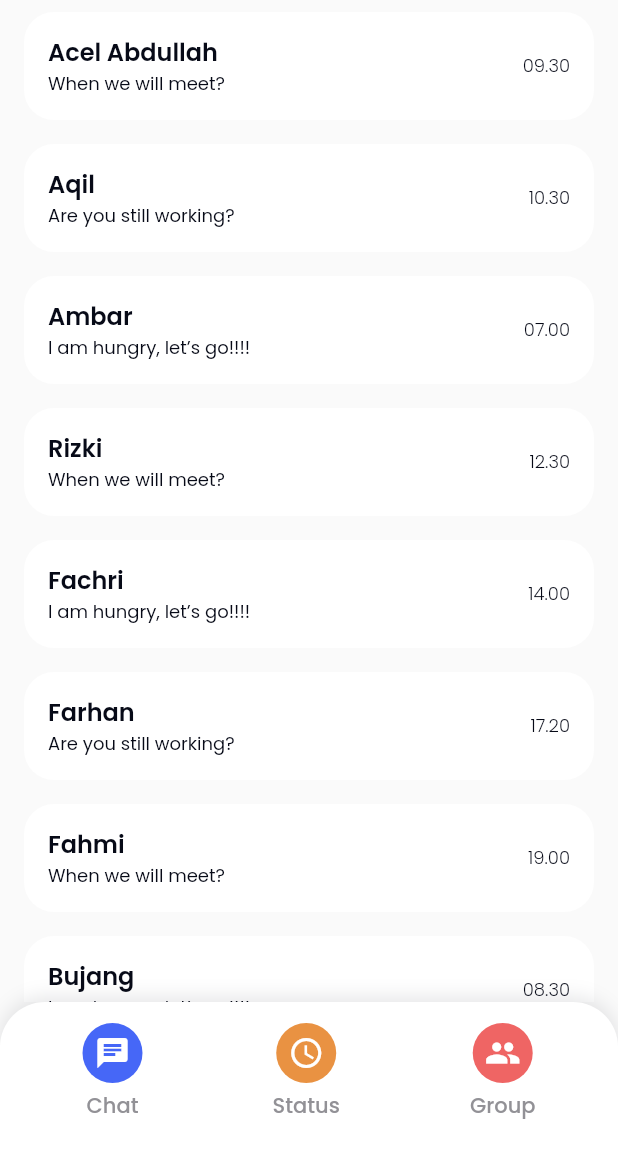
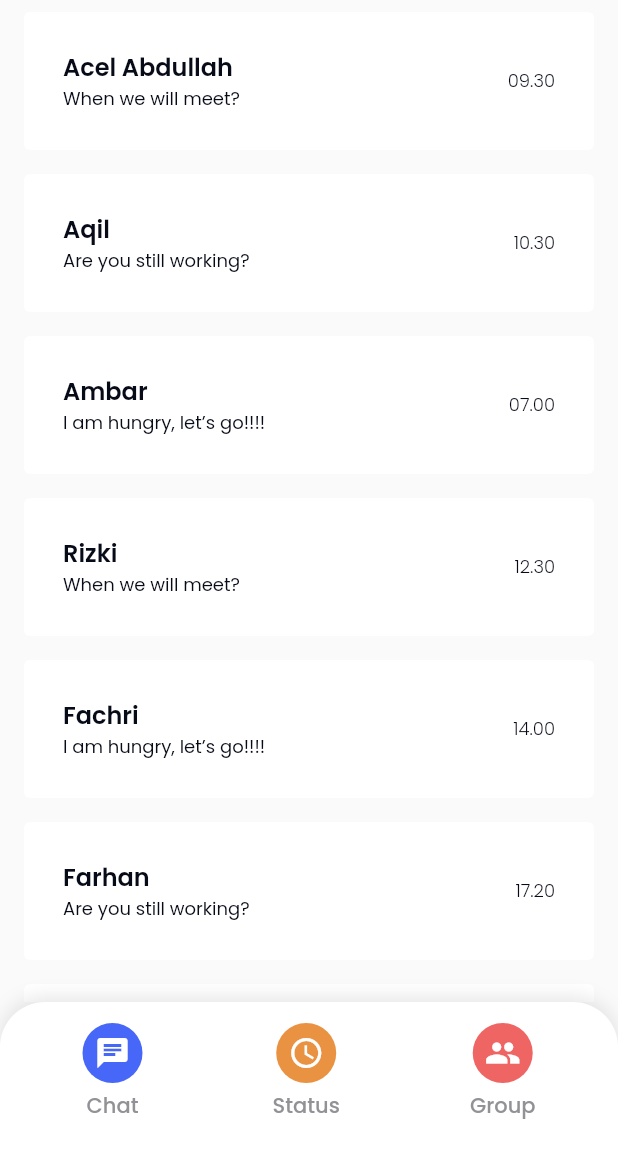
Before and after one commit to ilhamfathoni2/MyChat, a Flutter app: the screen it shows after launch, on a phone screen of 412 x 824 dp, the part 84-1236 px from its top. Run offline on Flutter 3.47's test engine with Material 2 defaults, Android fonts, the phone set to English and light mode, and no system bars; our stand-ins replace flutter_bloc, google_fonts.

Commit message:
change style ContactCard

```diff
--- a/lib/main.dart
+++ b/lib/main.dart
@@ -103,16 +103,19 @@ class ContactCard extends StatelessWidget {
   @override
   Widget build(BuildContext context) {
     return Card(
-      shape: RoundedRectangleBorder(
-        borderRadius: BorderRadius.circular(20),
-      ),
       elevation: 0,
       margin: const EdgeInsets.symmetric(horizontal: 16, vertical: 8),
+      child: Container(
+        decoration: BoxDecoration(
+            color: kWhiteColor, borderRadius: BorderRadius.circular(20)),
+        padding: const EdgeInsets.all(10),
         child: ListTile(
           title: Text(contact.name,
-            style: blackTextStyle.copyWith(fontSize: 16, fontWeight: semiBold)),
+              style:
+                  blackTextStyle.copyWith(fontSize: 16, fontWeight: semiBold)),
           subtitle: Text(contact.shortMessage,
-            style: blackTextStyle.copyWith(fontSize: 12, fontWeight: reguler)),
+              style:
+                  blackTextStyle.copyWith(fontSize: 12, fontWeight: reguler)),
           trailing: Text(contact.time,
               style: blackTextStyle.copyWith(fontSize: 12, fontWeight: light)),
           onTap: () {
@@ -123,6 +126,7 @@ class ContactCard extends StatelessWidget {
               ),
             );
           },
+        ),
       ),
     );
   }
```
Lines whose indentation alone changed are shown as unchanged.
